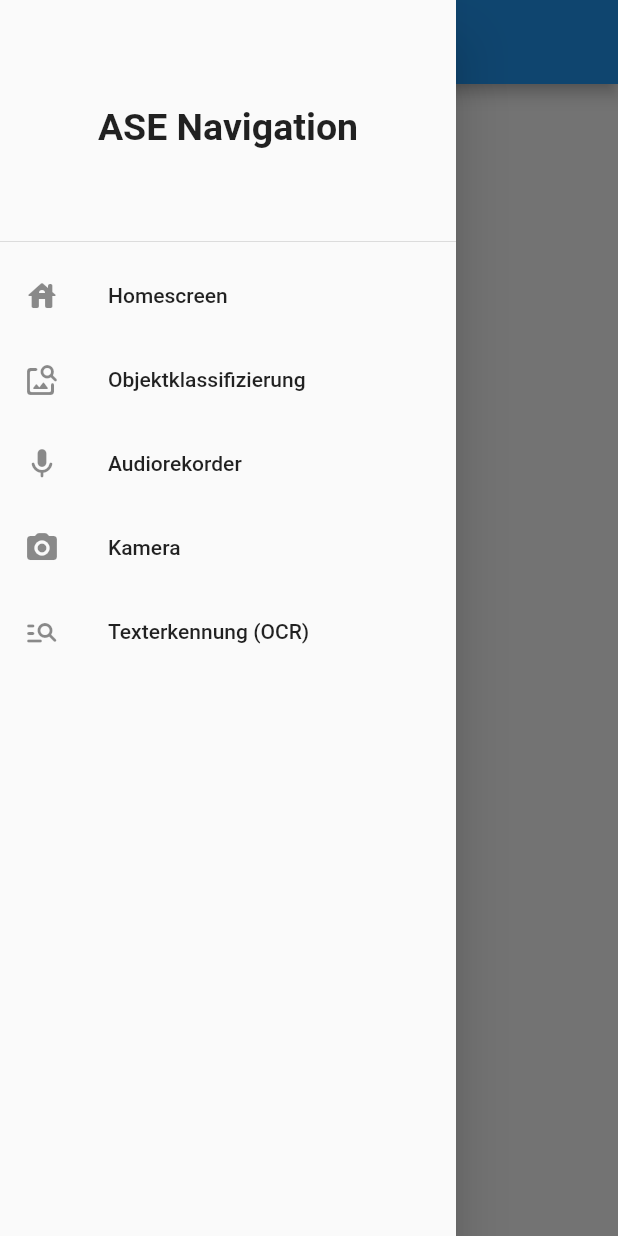
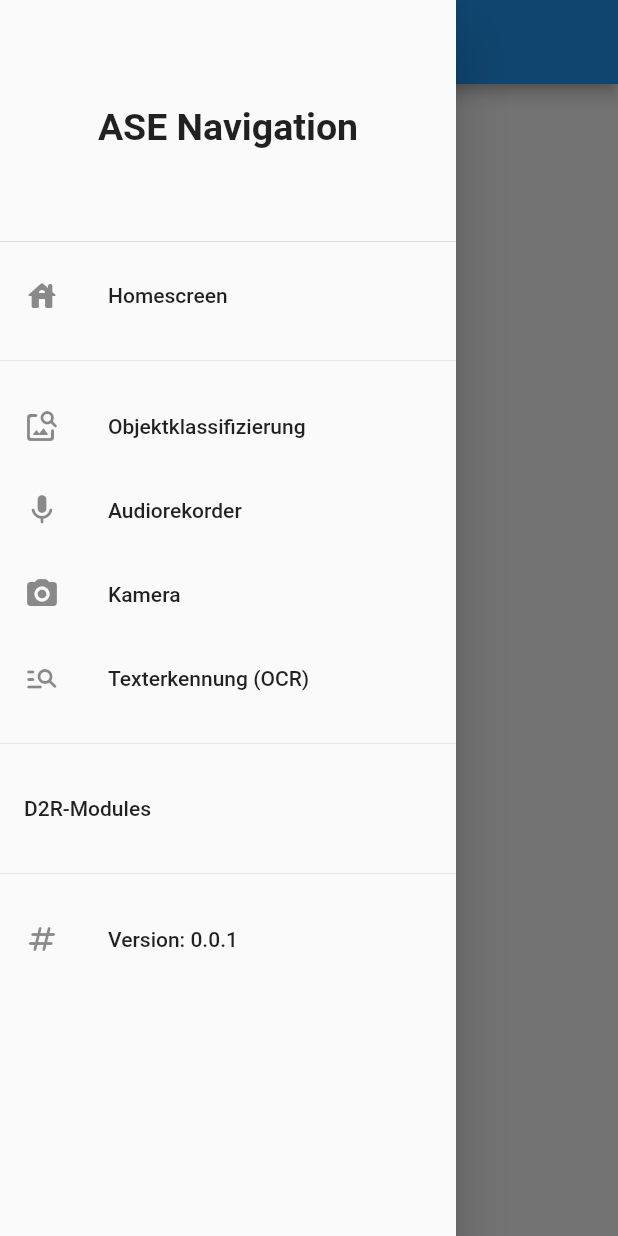
Before and after one commit to xenonv1/r2d, a Flutter app: the AudioRecorderWidget screen opened by its route, with the side drawer open, on a phone screen of 412 x 824 dp. Run offline on Flutter 3.47's test engine with Material 2 defaults, Android fonts, the phone set to English and light mode, and no system bars; our stand-ins replace go_router; network calls fail.

Commit message:
changed all routes to use go-router for default navigation
enabled video-stream using esp as websocket server

```diff
--- a/flutter/r2d/lib/DrawerWidget.dart
+++ b/flutter/r2d/lib/DrawerWidget.dart
@@ -1,11 +1,10 @@
 import 'package:flutter/material.dart';
 import 'package:go_router/go_router.dart';
 
-import 'NavigatorTestRoute.dart';
-
-
 class DrawerWidget extends StatelessWidget {
   const DrawerWidget({super.key});
+
+  final String version = '0.0.1';
 
   @override
   Widget build(BuildContext context) {
@@ -25,7 +24,13 @@ class DrawerWidget extends StatelessWidget {
           ListTile(
               leading: const Icon(Icons.house_rounded),
               title: const Text('Homescreen'),
-            onTap: () => context.go('/')
+              onTap: () => context.go('/')),
+          const Padding(
+            padding: EdgeInsets.symmetric(vertical: 15.0),
+            child: Divider(
+              height: 1.0,
+              thickness: 0.5,
+            ),
           ),
           ListTile(
             leading: const Icon(Icons.image_search_rounded),
@@ -47,6 +52,32 @@ class DrawerWidget extends StatelessWidget {
             title: const Text('Texterkennung (OCR)'),
             onTap: () => context.go('/ocr'),
           ),
+          const Padding(
+            padding: EdgeInsets.symmetric(vertical: 15.0),
+            child: Divider(
+              height: 1.0,
+              thickness: 0.5,
+            ),
+          ),
+          const ListTile(
+            title: Text('D2R-Modules'),
+          ),
+          const Padding(
+            padding: EdgeInsets.symmetric(vertical: 15.0),
+            child: Divider(
+              height: 1.0,
+              thickness: 0.5,
+            ),
+          ),
+          ListTile(
+            leading: const Icon(Icons.numbers_rounded),
+            title: Row(
+              children: [
+                const Text('Version: '),
+                Text(version),
+              ],
+            ),
+          ),
         ],
       ),
     );
--- a/flutter/r2d/lib/main.dart
+++ b/flutter/r2d/lib/main.dart
@@ -12,8 +12,8 @@ import 'TextRecognitionWidget.dart';
 
 void main() {
   // start the websocket server when the app is launched (no need for second version)
-  Server server = Server();
-  server.startServer();
+  // Server server = Server();
+  // server.startServer();
 
   runApp(const MyApp());
 }
@@ -86,8 +86,8 @@ class _MyHomePageState extends State<MyHomePage> {
         child: Column(
           mainAxisAlignment: MainAxisAlignment.center,
           children: const <Widget>[
-            //StreamBuilderWidget(),
-            VideoStreamWidget(),
+            StreamBuilderWidget(),
+            //VideoStreamWidget(),
           ],
         ),
       ),
```
Lines whose indentation alone changed are shown as unchanged.
